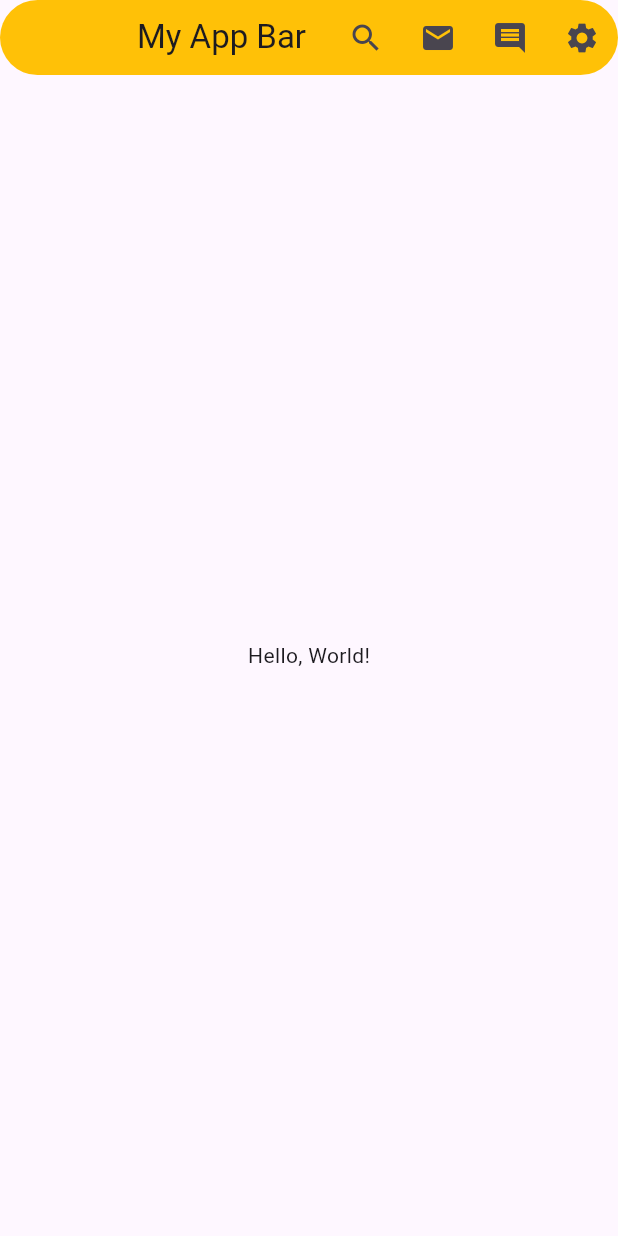
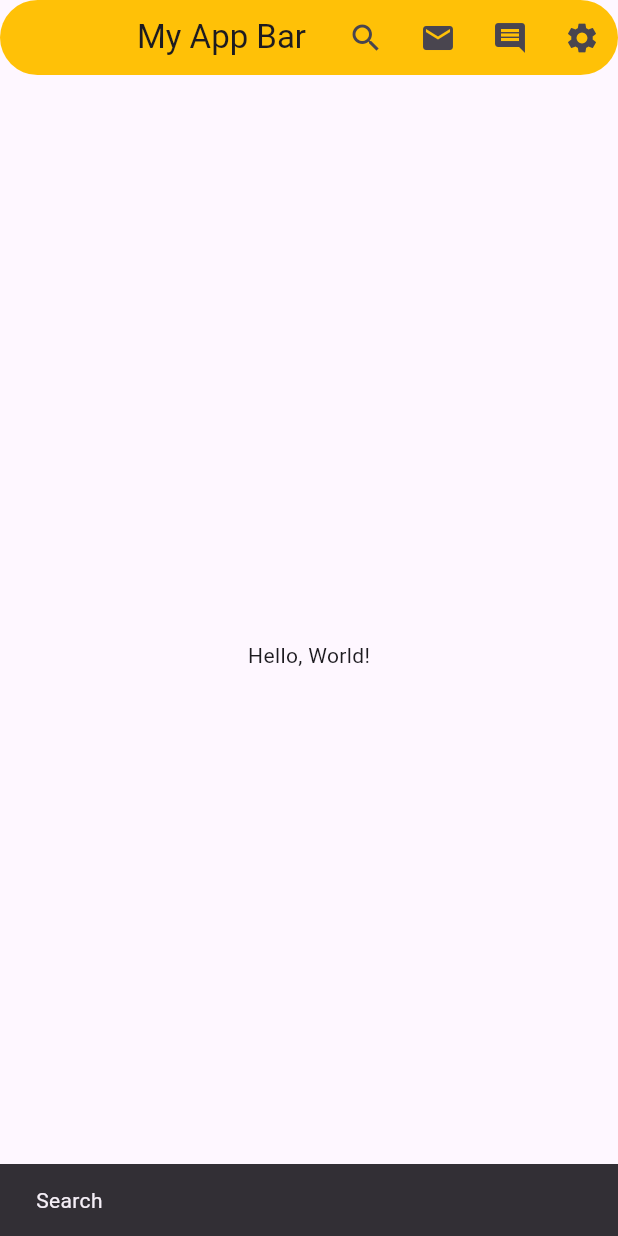
Before and after one commit to 07fahim/Flutter, a Flutter app: the HomeActivity screen opened directly, after a tap on the "search" icon, on a phone screen of 412 x 824 dp. Run offline on Flutter 3.47's test engine with Material 3 defaults, Android fonts, the phone set to English and light mode, and no system bars.

Commit message:
snackbar

```diff
--- a/lib/Widgets/app_bar.dart
+++ b/lib/Widgets/app_bar.dart
@@ -1,3 +1,5 @@
+// ignore_for_file: non_constant_identifier_names
+
 import 'package:flutter/material.dart';
 
 void main() {
@@ -23,6 +25,11 @@ class MyApp extends StatelessWidget {
 class HomeActivity extends StatelessWidget {
   const HomeActivity({super.key});
 
+  MySnackbar(message, context) {
+    ScaffoldMessenger.of(context)
+        .showSnackBar(SnackBar(content: Text(message)));
+  }
+
   @override
   Widget build(BuildContext context) {
     return Scaffold(
@@ -34,10 +41,26 @@ class HomeActivity extends StatelessWidget {
         elevation: 0,
         shape: RoundedRectangleBorder(borderRadius: BorderRadius.circular(50)),
         actions: [
-          IconButton(onPressed: () {}, icon: const Icon(Icons.search)),
-          IconButton(onPressed: () {}, icon: const Icon(Icons.email)),
-          IconButton(onPressed: () {}, icon: const Icon(Icons.comment)),
-          IconButton(onPressed: () {}, icon: const Icon(Icons.settings)),
+          IconButton(
+              onPressed: () {
+                MySnackbar("Search", context);
+              },
+              icon: const Icon(Icons.search)),
+          IconButton(
+              onPressed: () {
+                MySnackbar("Email", context);
+              },
+              icon: const Icon(Icons.email)),
+          IconButton(
+              onPressed: () {
+                MySnackbar("Comment", context);
+              },
+              icon: const Icon(Icons.comment)),
+          IconButton(
+              onPressed: () {
+                MySnackbar("Settings", context);
+              },
+              icon: const Icon(Icons.settings)),
         ],
       ),
       body: const Center(
```
